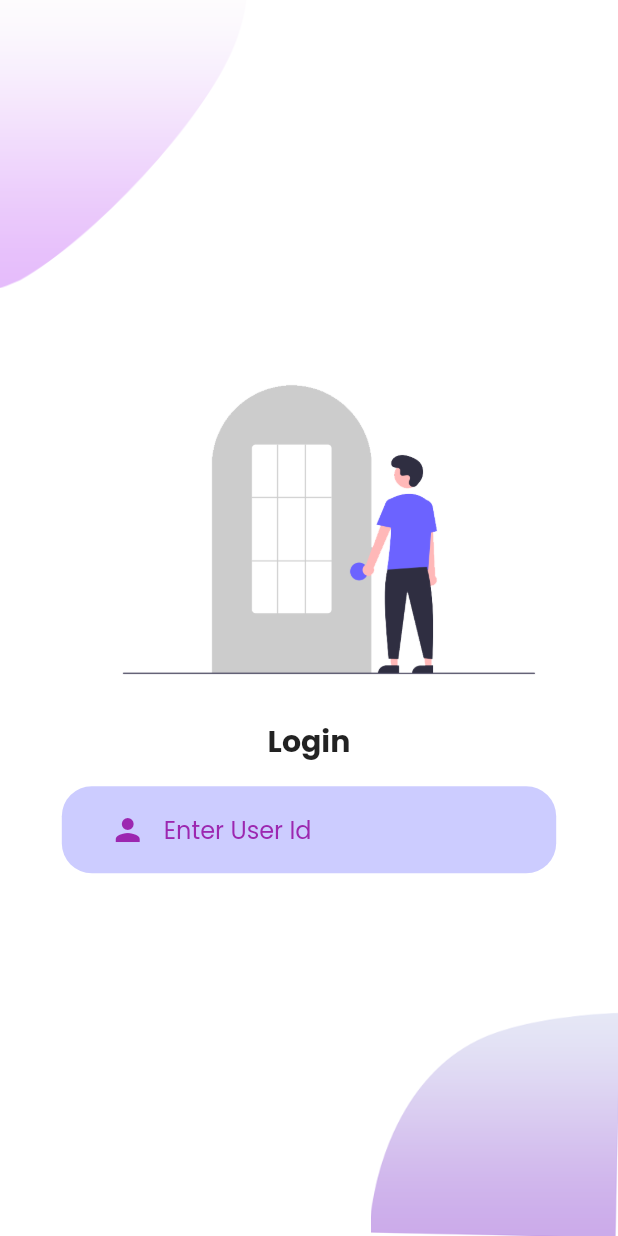
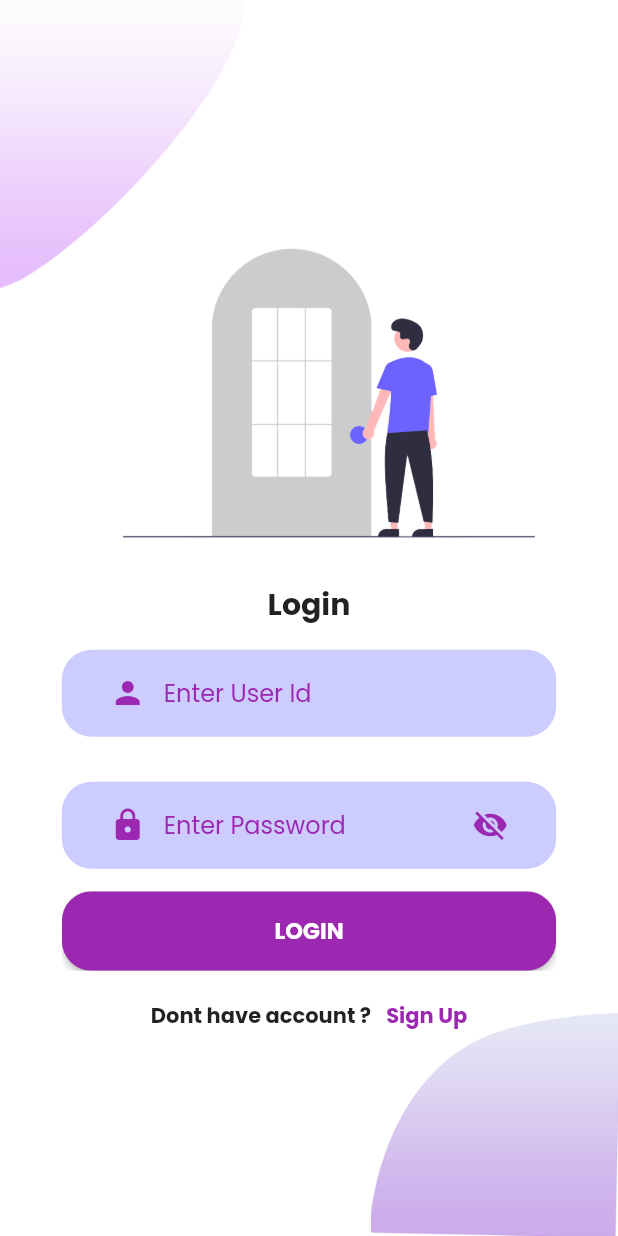
Before and after one commit to RaghvendraDev/flutter_tutorial_codealgo, a Flutter app: the screen it shows after launch, after a tap on "LOGIN", on a phone screen of 412 x 824 dp. Run offline on Flutter 3.47's test engine with Material 2 defaults, Android fonts, the light colour scheme and no system bars; our stand-ins replace google_fonts.

Commit message:
day 4 completed login page design completed password visibility feature implemented

```diff
--- /dev/null
+++ b/lib/view/login/components/password_field.dart
@@ -0,0 +1,78 @@
+import 'package:flutter/material.dart';
+
+class UserPassTextField extends StatefulWidget {
+  UserPassTextField({
+    Key? key,
+    required this.userPassController,
+    required this.userPassErrorText,
+    required this.userPassHintText,
+    required this.userPassHintTextColor,
+    required this.userPassTextFieldPrefixIcon,
+    required this.userPassTextFieldPrefixIconColor,
+    required this.onUserPassValueChange,
+    required this.suffixIcon,
+    required this.suffixIconColor,
+  }) : super(key: key);
+
+  final TextEditingController userPassController;
+  final String userPassErrorText;
+  final String userPassHintText;
+  final Color userPassHintTextColor;
+  final IconData userPassTextFieldPrefixIcon;
+  final Color userPassTextFieldPrefixIconColor;
+  final Function onUserPassValueChange;
+  final IconData suffixIcon;
+  final Color suffixIconColor;
+
+  @override
+  State<UserPassTextField> createState() => _UserPassTextFieldState();
+}
+
+class _UserPassTextFieldState extends State<UserPassTextField> {
+  bool isPassWordVisible = false;
+  @override
+  Widget build(BuildContext context) {
+    return TextFormField(
+      controller: widget.userPassController,
+      validator: (value) {
+        if (value!.isEmpty) {
+          return widget.userPassErrorText;
+        } else {
+          return null;
+        }
+      },
+      onChanged: (value) {
+        widget.onUserPassValueChange(value);
+      },
+      cursorColor: Theme.of(context).colorScheme.secondary,
+      style: TextStyle(color: Theme.of(context).colorScheme.secondary),
+      obscureText: isPassWordVisible ? false : true,
+      decoration: InputDecoration(
+        hintText: widget.userPassHintText,
+        hintStyle: TextStyle(
+          color: widget.userPassHintTextColor,
+        ),
+        border: InputBorder.none,
+        prefixIcon: Icon(
+          widget.userPassTextFieldPrefixIcon,
+          color: widget.userPassTextFieldPrefixIconColor,
+        ),
+        suffixIcon: IconButton(
+          icon: isPassWordVisible
+              ? Icon(Icons.visibility)
+              : Icon(Icons.visibility_off),
+          color: widget.suffixIconColor,
+          onPressed: () {
+            print("Hello");
+
+            //TODO: will use getx here
+
+            setState(() {
+              isPassWordVisible = !isPassWordVisible;
+            });
+          },
+        ),
+      ),
+    );
+  }
+}
--- a/lib/view/login/components/userid_text_filed.dart
+++ b/lib/view/login/components/userid_text_filed.dart
@@ -1,6 +1,4 @@
 import 'package:flutter/material.dart';
-
-import 'package:welcome_loginsignup_dashboard/view/custom_widget/my_theme.dart';
 
 class UserIdTextField extends StatelessWidget {
   const UserIdTextField({
--- a/lib/view/login/login_page.dart
+++ b/lib/view/login/login_page.dart
@@ -1,7 +1,11 @@
 import 'package:flutter/material.dart';
+import 'package:welcome_loginsignup_dashboard/view/custom_widget/my_theme.dart';
 import 'package:welcome_loginsignup_dashboard/view/login/components/login_background.dart';
+import 'package:welcome_loginsignup_dashboard/view/login/components/password_field.dart';
 import 'package:welcome_loginsignup_dashboard/view/login/components/textfield_decorator.dart';
 import 'package:welcome_loginsignup_dashboard/view/login/components/userid_text_filed.dart';
+import 'package:welcome_loginsignup_dashboard/view/signup/signup.dart';
+import 'package:welcome_loginsignup_dashboard/view/welcome_page/components/custom_button.dart';
 
 class LoginPage extends StatelessWidget {
   final _formKey = GlobalKey<FormState>();
@@ -52,6 +56,61 @@
                         },
                       ),
                     ),
+                    TextFieldDecorator(
+                      child: UserPassTextField(
+                        userPassController: passController,
+                        userPassErrorText: "PasswordcCan not be empty",
+                        userPassHintText: "Enter Password",
+                        userPassHintTextColor: Colors.purple,
+                        userPassTextFieldPrefixIcon: Icons.lock,
+                        userPassTextFieldPrefixIconColor: Colors.purple,
+                        suffixIcon: Icons.visibility_off,
+                        suffixIconColor: Colors.purple,
+                        onUserPassValueChange: (value) {
+                          print("pass value $value");
+                        },
+                      ),
+                    ),
+                    CustomButton(
+                      buttonColor: MyTheme.loginButtonColor,
+                      buttontext: "LOGIN",
+                      textColor: Colors.white,
+                      handleButtonClick: () {
+                        print("Login");
+                      },
+                    ),
+                    const SizedBox(
+                      height: 20,
+                    ),
+                    Row(
+                      mainAxisAlignment: MainAxisAlignment.center,
+                      children: [
+                        const Text(
+                          "Dont have account ?",
+                          style: TextStyle(
+                            fontWeight: FontWeight.bold,
+                          ),
+                        ),
+                        const SizedBox(
+                          width: 10,
+                        ),
+                        InkWell(
+                          child: const Text(
+                            "Sign Up",
+                            style: TextStyle(
+                              fontWeight: FontWeight.bold,
+                              color: Colors.purple,
+                            ),
+                          ),
+                          onTap: () {
+                            Navigator.push(
+                                context,
+                                MaterialPageRoute(
+                                    builder: (context) => SignUp()));
+                          },
+                        ),
+                      ],
+                    )
                   ],
                 ),
               )
--- /dev/null
+++ b/lib/view/signup/signup.dart
@@ -0,0 +1,14 @@
+import 'package:flutter/material.dart';
+
+class SignUp extends StatelessWidget {
+  const SignUp({Key? key}) : super(key: key);
+
+  @override
+  Widget build(BuildContext context) {
+    return const Scaffold(
+      body: Center(
+        child: Text("SignUp Page"),
+      ),
+    );
+  }
+}
```
